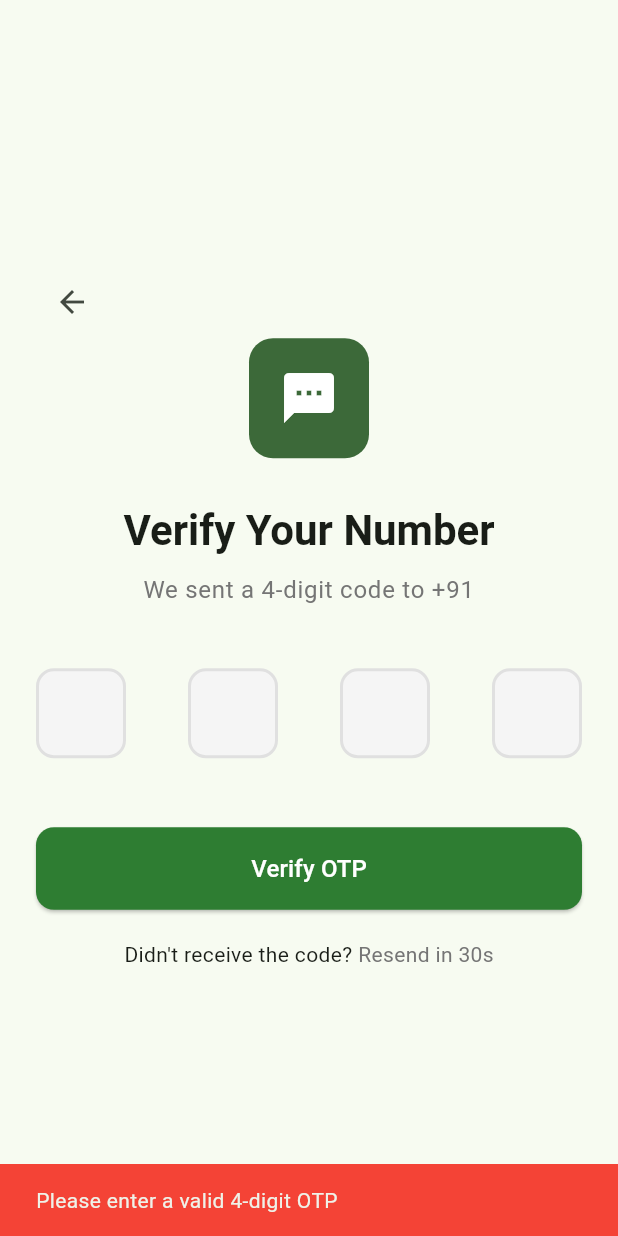
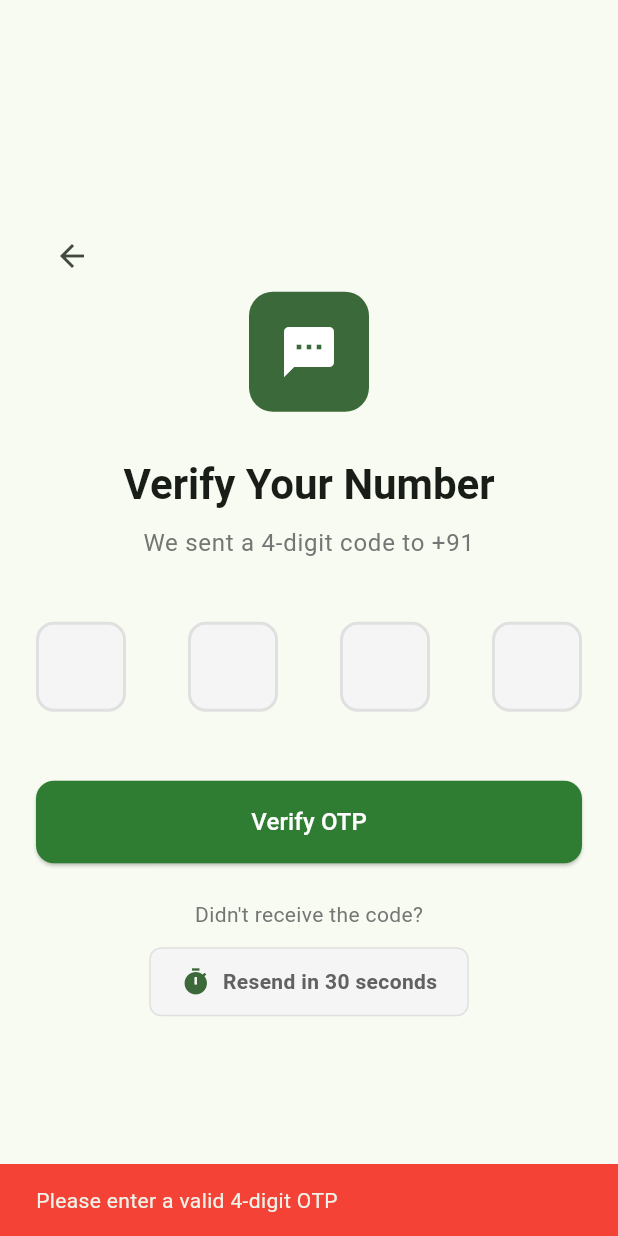
Before and after one commit to ayush-nalawade/veggies_fresh, a Flutter app: the OTPVerificationScreen screen opened directly with empty values, after a tap on "Verify OTP", on a phone screen of 412 x 824 dp. Run offline on Flutter 3.47's test engine with Material 3 defaults, Android fonts, the light colour scheme and no system bars; drawn by our look-alikes of pin_code_fields; our stand-ins replace cached_network_image, dio, flutter_riverpod, flutter_secure_storage, go_router; missing offline and left inert: razorpay_flutter; accounts and stored records are empty; network calls fail.

Commit message:
[fix]:: fixed the ui error message format and added confirmation before removing cart item

```diff
--- a/veggies_pro_Frontend/lib/features/auth/screens/otp_verification_screen.dart
+++ b/veggies_pro_Frontend/lib/features/auth/screens/otp_verification_screen.dart
@@ -4,6 +4,7 @@ import 'package:flutter_riverpod/flutter_riverpod.dart';
 import 'package:pin_code_fields/pin_code_fields.dart';
 import 'package:flutter_secure_storage/flutter_secure_storage.dart';
 import '../../../core/dio_client.dart';
+import '../../../core/error_handler.dart';
 
 class OTPVerificationScreen extends ConsumerStatefulWidget {
   final String phone;
@@ -78,13 +79,17 @@ class _OTPVerificationScreenState extends ConsumerState<OTPVerificationScreen> {
     });
   }
 
+
   Future<void> _verifyOTP() async {
     if (_otpController.text.length != 4) {
       if (mounted) {
+        // Clear any existing snackbars
+        ScaffoldMessenger.of(context).clearSnackBars();
         ScaffoldMessenger.of(context).showSnackBar(
           const SnackBar(
             content: Text('Please enter a valid 4-digit OTP'),
             backgroundColor: Colors.red,
+            duration: Duration(seconds: 3),
           ),
         );
       }
@@ -99,16 +104,16 @@ class _OTPVerificationScreenState extends ConsumerState<OTPVerificationScreen> {
         'otp': _otpController.text,
       });
 
+      if (!mounted) return;
+
       if (response.statusCode == 200) {
         final data = response.data['data'];
 
         if (data['isNewUser'] == true) {
           // New user - redirect to details screen
-          if (mounted) {
           context.push('/auth/user-details', extra: {
             'tempToken': data['tempToken'],
           });
-          }
         } else {
           // Existing user - save tokens and go to home
           const storage = FlutterSecureStorage();
@@ -121,20 +126,14 @@ class _OTPVerificationScreenState extends ConsumerState<OTPVerificationScreen> {
         }
       }
     } catch (e) {
-      if (mounted) {
+      if (!mounted) return;
+
       // Clear the OTP input when verification fails
       _otpController.clear();
 
-        // Check if it's an OTP-related error (you can customize this based on your backend response)
-        String errorMessage = 'OTP verification failed';
-        if (e.toString().toLowerCase().contains('invalid') ||
-            e.toString().toLowerCase().contains('incorrect') ||
-            e.toString().toLowerCase().contains('wrong')) {
-          errorMessage = 'Incorrect OTP. Please try again.';
-        }
-
+      // Extract meaningful error message
+      final errorMessage = ErrorHandler.extractErrorMessage(e);
       _showOtpError(errorMessage);
-      }
     } finally {
       if (mounted) {
         setState(() => _isLoading = false);
@@ -143,6 +142,8 @@ class _OTPVerificationScreenState extends ConsumerState<OTPVerificationScreen> {
   }
 
   Future<void> _resendOTP() async {
+    if (!_canResend || _isResending) return;
+
     setState(() => _isResending = true);
 
     try {
@@ -150,26 +151,56 @@ class _OTPVerificationScreenState extends ConsumerState<OTPVerificationScreen> {
         'phone': widget.phone,
       });
 
+      if (!mounted) return;
+
       if (response.statusCode == 200) {
-        if (mounted) {
+        // Clear any existing snackbars before showing new one
+        ScaffoldMessenger.of(context).clearSnackBars();
         ScaffoldMessenger.of(context).showSnackBar(
           const SnackBar(
-              content: Text('OTP sent successfully'),
+            content: Row(
+              children: [
+                Icon(Icons.check_circle, color: Colors.white),
+                SizedBox(width: 12),
+                Expanded(child: Text('OTP sent successfully to your phone')),
+              ],
+            ),
             backgroundColor: Colors.green,
+            duration: Duration(seconds: 3),
           ),
         );
+
+        // Clear any previous OTP errors
+        setState(() {
+          _isOtpErrorVisible = false;
+          _otpErrorMessage = null;
+          _otpController.clear();
+        });
+
+        // Restart the timer
         _startResendTimer();
       }
-      }
     } catch (e) {
-      if (mounted) {
+      if (!mounted) return;
+
+      // Extract meaningful error message
+      final errorMessage = ErrorHandler.extractErrorMessage(e);
+
+      // Clear any existing snackbars before showing new one
+      ScaffoldMessenger.of(context).clearSnackBars();
       ScaffoldMessenger.of(context).showSnackBar(
         SnackBar(
-            content: Text('Failed to resend OTP: ${e.toString()}'),
+          content: Row(
+            children: [
+              const Icon(Icons.error_outline, color: Colors.white),
+              const SizedBox(width: 12),
+              Expanded(child: Text(errorMessage)),
+            ],
+          ),
           backgroundColor: Colors.red,
+          duration: const Duration(seconds: 4),
         ),
       );
-      }
     } finally {
       if (mounted) {
         setState(() => _isResending = false);
@@ -302,32 +333,67 @@ class _OTPVerificationScreenState extends ConsumerState<OTPVerificationScreen> {
                     ? const CircularProgressIndicator(color: Colors.white)
                     : const Text('Verify OTP', style: TextStyle(fontSize: 16)),
               ),
-              const SizedBox(height: 20),
+              const SizedBox(height: 24),
 
-              // Resend OTP
-              Row(
-                mainAxisAlignment: MainAxisAlignment.center,
+              // Resend OTP Section
+              Column(
                 children: [
                   Text(
-                    "Didn't receive the code? ",
-                    style: Theme.of(context).textTheme.bodyMedium,
+                    "Didn't receive the code?",
+                    style: Theme.of(context).textTheme.bodyMedium?.copyWith(
+                      color: Colors.grey[600],
                     ),
-                  if (_canResend)
-                    TextButton(
+                  ),
+                  const SizedBox(height: 12),
+                  _canResend
+                      ? ElevatedButton.icon(
                           onPressed: _isResending ? null : _resendOTP,
-                      child: _isResending
+                          icon: _isResending
                               ? const SizedBox(
                                   width: 16,
                                   height: 16,
-                              child: CircularProgressIndicator(strokeWidth: 2),
+                                  child: CircularProgressIndicator(
+                                    strokeWidth: 2,
+                                    color: Colors.white,
+                                  ),
                                 )
-                          : const Text('Resend'),
+                              : const Icon(Icons.refresh, size: 18),
+                          label: Text(_isResending ? 'Resending...' : 'Resend OTP'),
+                          style: ElevatedButton.styleFrom(
+                            backgroundColor: Theme.of(context).colorScheme.primary,
+                            foregroundColor: Colors.white,
+                            padding: const EdgeInsets.symmetric(
+                              horizontal: 24,
+                              vertical: 12,
+                            ),
+                            shape: RoundedRectangleBorder(
+                              borderRadius: BorderRadius.circular(8),
+                            ),
+                          ),
                         )
-                  else
+                      : Container(
+                          padding: const EdgeInsets.symmetric(
+                            horizontal: 20,
+                            vertical: 12,
+                          ),
+                          decoration: BoxDecoration(
+                            color: Colors.grey[100],
+                            borderRadius: BorderRadius.circular(8),
+                            border: Border.all(color: Colors.grey[300]!),
+                          ),
+                          child: Row(
+                            mainAxisSize: MainAxisSize.min,
+                            children: [
+                              Icon(Icons.timer, size: 20, color: Theme.of(context).colorScheme.primary),
+                              const SizedBox(width: 8),
                               Text(
-                      'Resend in ${_resendTimer}s',
+                                'Resend in $_resendTimer seconds',
                                 style: Theme.of(context).textTheme.bodyMedium?.copyWith(
-                        color: Colors.grey[600],
+                                  color: Colors.grey[700],
+                                  fontWeight: FontWeight.w600,
+                                ),
+                              ),
+                            ],
                           ),
                         ),
                 ],
```
Also changed, not shown: veggies_pro_Frontend/lib/core/error_handler.dart (added, +78 -0 lines), veggies_pro_Frontend/lib/features/cart/screens/cart_screen.dart (+79 -36 lines), veggies_pro_Frontend/lib/features/catalog/screens/product_detail_screen.dart (+39 -3 lines). Lines whose indentation alone changed are shown as unchanged.
